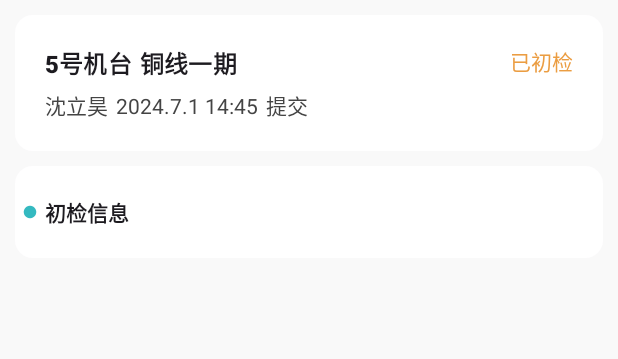
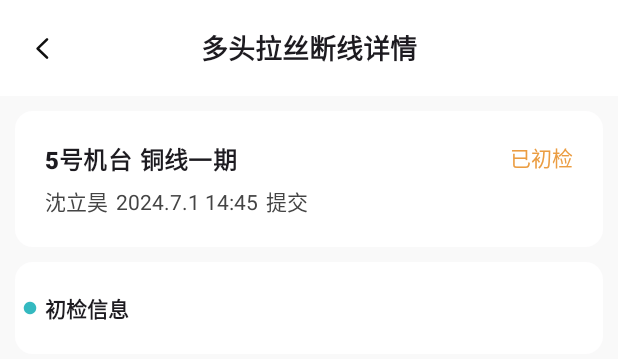
Before and after one commit to bczhc/czttgd-android, an Android app: the layout activity_inspection_details.xml on its own in the app's theme, with its tools: preview values and no code run, on a phone screen of 412 x 824 dp. Shown: the top 359 px of the screen. Run offline under Robolectric (Android 15) with nearby library versions, the phone set to English and light mode, and no system bars.

Commit message:
InspectionDetailsActivity: add Toolbar

```diff
--- a/app/src/main/java/com/czttgd/android/zhijian/ui/InspectionDetailsActivity.kt
+++ b/app/src/main/java/com/czttgd/android/zhijian/ui/InspectionDetailsActivity.kt
@@ -31,6 +31,8 @@ class InspectionDetailsActivity : BaseActivity() {
             putExtra(EXTRA_ID, id)
             setResult(0, this)
         }
+
+        bindings.toolbar.setUpBackButton()
 
         buildProgressDialog(getString(R.string.fetching_dialog_title)) {
             coroutineLaunchIo {
--- a/app/src/main/res/layout/activity_inspection_details.xml
+++ b/app/src/main/res/layout/activity_inspection_details.xml
@@ -5,10 +5,21 @@
     android:layout_width="match_parent"
     android:layout_height="match_parent">
 
+    <com.google.android.material.appbar.MaterialToolbar
+        android:id="@+id/toolbar"
+        android:layout_width="match_parent"
+        android:layout_height="wrap_content"
+        android:theme="@style/Theme.App.Toolbar"
+        app:navigationIcon="@drawable/back"
+        app:title="多头拉丝断线详情"
+        app:titleCentered="true"
+        app:titleTextAppearance="@style/TextAppearance.App.Toolbar" />
+
     <ScrollView
         android:layout_width="match_parent"
         android:layout_height="match_parent"
-        android:layout_above="@id/bottom_rl">
+        android:layout_above="@id/bottom_rl"
+        android:layout_below="@id/toolbar">
 
         <LinearLayout
             android:layout_width="match_parent"
```
